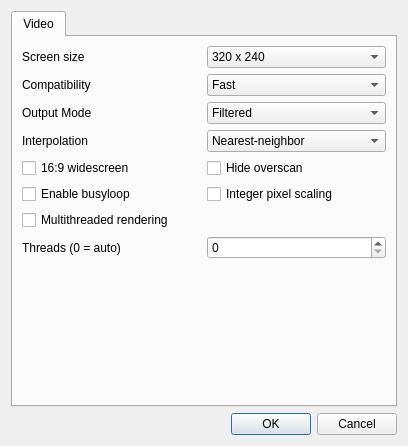
Rosalie241/angrylion-rdp-plus, file src/plugin/mupen64plus/UserInterface/MainDialog.ui: the form before one commit.
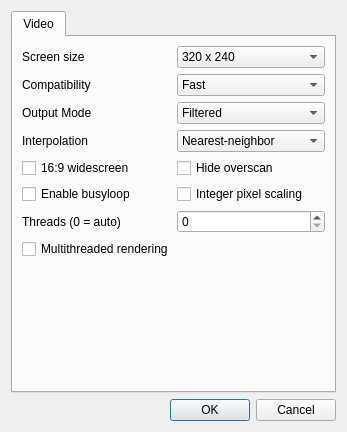
The form after the commit.

What changed in the file:
```diff
--- a/src/plugin/mupen64plus/UserInterface/MainDialog.ui
+++ b/src/plugin/mupen64plus/UserInterface/MainDialog.ui
@@ -6,8 +6,8 @@
    <rect>
     <x>0</x>
     <y>0</y>
-    <width>408</width>
-    <height>446</height>
+    <width>347</width>
+    <height>432</height>
    </rect>
   </property>
   <property name="windowTitle">
@@ -247,20 +247,6 @@
            </item>
           </layout>
          </item>
-         <item>
-          <layout class="QVBoxLayout" name="verticalLayout_3">
-           <property name="bottomMargin">
-            <number>0</number>
-           </property>
-           <item>
-            <widget class="QCheckBox" name="parallelCheckBox">
-             <property name="text">
-              <string>Multithreaded rendering</string>
-             </property>
-            </widget>
-           </item>
-          </layout>
-         </item>
          <item>
           <layout class="QHBoxLayout" name="horizontalLayout_8">
            <property name="leftMargin">
@@ -284,6 +270,20 @@
            </item>
           </layout>
          </item>
+         <item>
+          <layout class="QVBoxLayout" name="verticalLayout_3">
+           <property name="bottomMargin">
+            <number>0</number>
+           </property>
+           <item>
+            <widget class="QCheckBox" name="parallelCheckBox">
+             <property name="text">
+              <string>Multithreaded rendering</string>
+             </property>
+            </widget>
+           </item>
+          </layout>
+         </item>
          <item>
           <spacer name="verticalSpacer">
            <property name="orientation">
```
